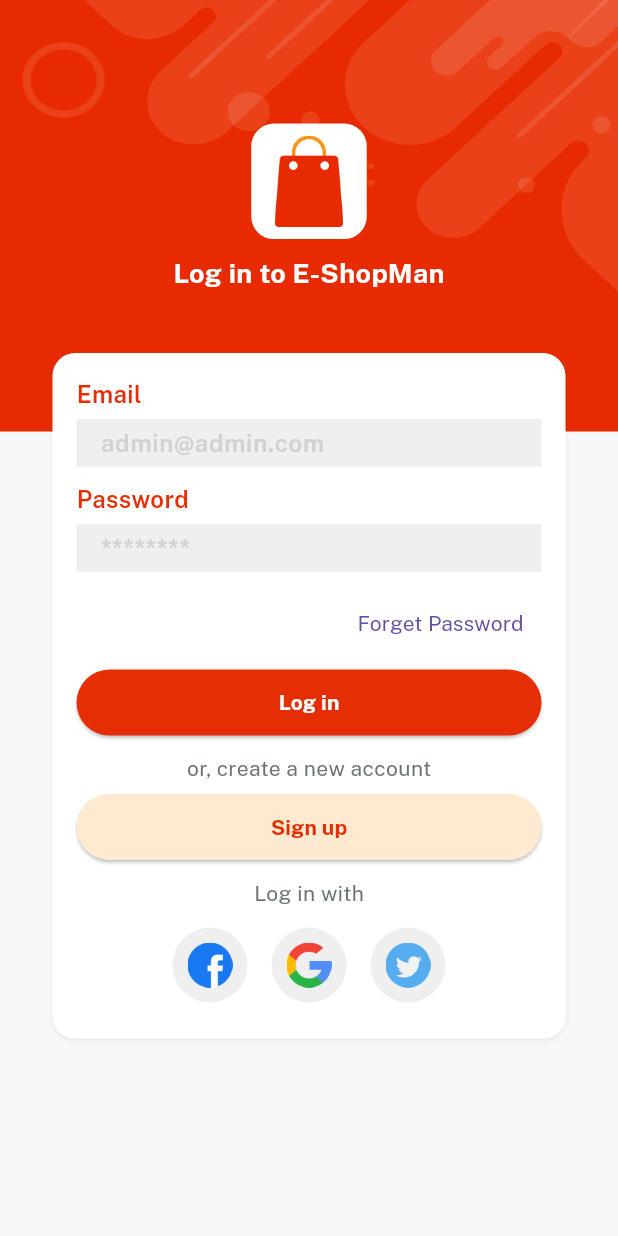
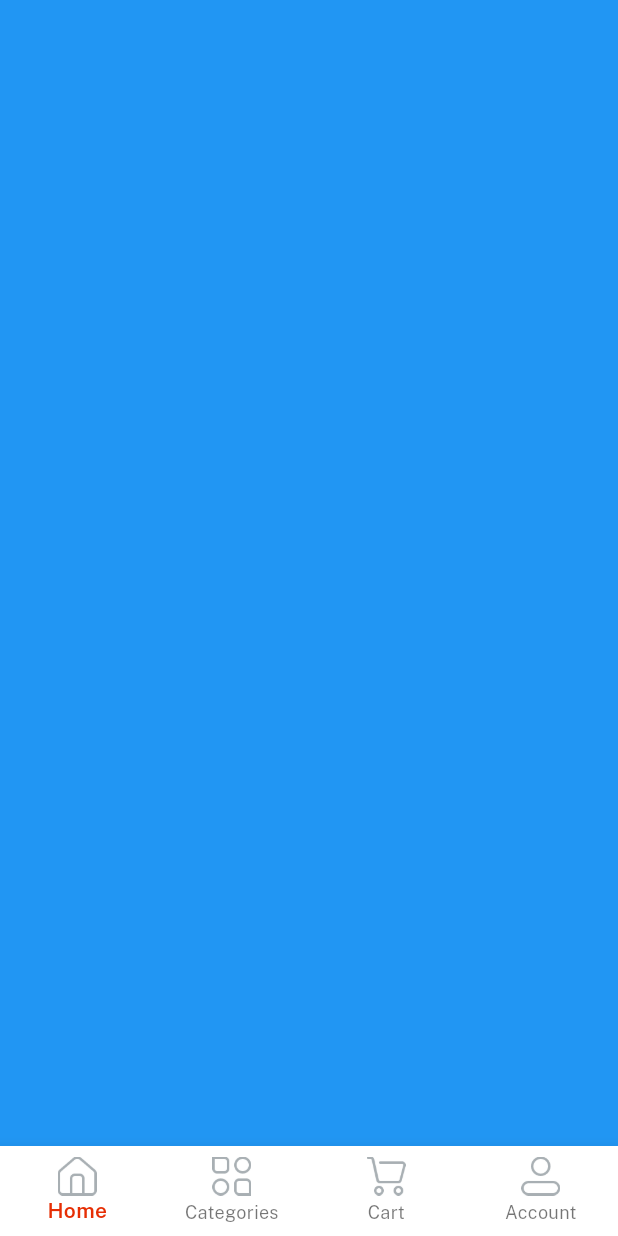
Before and after one commit to nandainun/Flutter_ecommerce_shopman, a Flutter app: the screen it shows after launch, after a tap on "Log in", on a phone screen of 412 x 824 dp. Run offline on Flutter 3.47's test engine with Material 3 defaults, Android fonts, the phone set to English and light mode, and no system bars; our stand-ins replace get, velocity_x.

Commit message:
created home screen

```diff
--- a/lib/consts/strings.dart
+++ b/lib/consts/strings.dart
@@ -16,3 +16,9 @@ const loginWith = "Log in with";
 const privacyPolicy = "Privacy Policy";
 const termAndCond = "Terms and Conditions";
 const alreadyAccount = "Already have an account? ";
+
+// Home Controller
+const home = "Home",
+    categories = "Categories",
+    cart = "Cart",
+    account = "Account";
--- /dev/null
+++ b/lib/controllers/home_controller.dart
@@ -0,0 +1,5 @@
+import 'package:get/get.dart';
+
+class HomeController extends GetxController {
+  var currentNavIndex = 0.obs;
+}
--- a/lib/view/auth_screen/login_screen.dart
+++ b/lib/view/auth_screen/login_screen.dart
@@ -2,6 +2,7 @@ import 'package:get/get.dart';
 import 'package:shopman/consts/consts.dart';
 import 'package:shopman/consts/list.dart';
 import 'package:shopman/view/auth_screen/signup_screen.dart';
+import 'package:shopman/view/home_screen/home_screen.dart';
 import 'package:shopman/widgets_common/bg_widget.dart';
 import 'package:shopman/widgets_common/applogo_widget.dart';
 import 'package:shopman/widgets_common/custom_textfield.dart';
@@ -34,13 +35,12 @@ class LoginScreen extends StatelessWidget {
                 5.heightBox,
                 // Login Button
                 ourButton(
-                        color: redColor,
-                        title: login,
-                        textColor: whiteColor,
-                        onPress: () {})
-                    .box
-                    .width(context.screenWidth - 50)
-                    .make(),
+                    color: redColor,
+                    title: login,
+                    textColor: whiteColor,
+                    onPress: () {
+                      Get.to(() => const HomeScreen());
+                    }).box.width(context.screenWidth - 50).make(),
                 10.heightBox,
                 createNewAccount.text.color(fontGrey).make(),
                 5.heightBox,
--- /dev/null
+++ b/lib/view/home_screen/home_screen.dart
@@ -0,0 +1,78 @@
+import 'package:get/get.dart';
+import 'package:shopman/consts/consts.dart';
+import 'package:shopman/controllers/home_controller.dart';
+
+class HomeScreen extends StatelessWidget {
+  const HomeScreen({super.key});
+
+  @override
+  Widget build(BuildContext context) {
+    // init home controller
+    var controller = Get.put(HomeController());
+
+    var navbarItem = [
+      BottomNavigationBarItem(
+          icon: Image.asset(
+            icHome,
+            width: 26,
+          ),
+          label: home),
+      BottomNavigationBarItem(
+          icon: Image.asset(
+            icCategories,
+            width: 26,
+          ),
+          label: categories),
+      BottomNavigationBarItem(
+          icon: Image.asset(
+            icCart,
+            width: 26,
+          ),
+          label: cart),
+      BottomNavigationBarItem(
+          icon: Image.asset(
+            icProfile,
+            width: 26,
+          ),
+          label: account)
+    ];
+
+    var navBody = [
+      Container(
+        color: Colors.blue,
+      ),
+      Container(
+        color: Colors.amber,
+      ),
+      Container(
+        color: Colors.purple,
+      ),
+      Container(
+        color: Colors.cyan,
+      )
+    ];
+
+    return Scaffold(
+      body: Column(children: [
+        Obx(
+          () => Expanded(
+            child: navBody.elementAt(controller.currentNavIndex.value),
+          ),
+        ),
+      ]),
+      bottomNavigationBar: Obx(
+        () => BottomNavigationBar(
+          currentIndex: controller.currentNavIndex.value,
+          selectedItemColor: redColor,
+          selectedLabelStyle: TextStyle(fontFamily: semibold),
+          type: BottomNavigationBarType.fixed,
+          backgroundColor: whiteColor,
+          items: navbarItem,
+          onTap: (value) {
+            controller.currentNavIndex.value = value;
+          },
+        ),
+      ),
+    );
+  }
+}
```
Also changed, not shown: lib/view/auth_screen/signup_screen.dart (+21 -9 lines).
